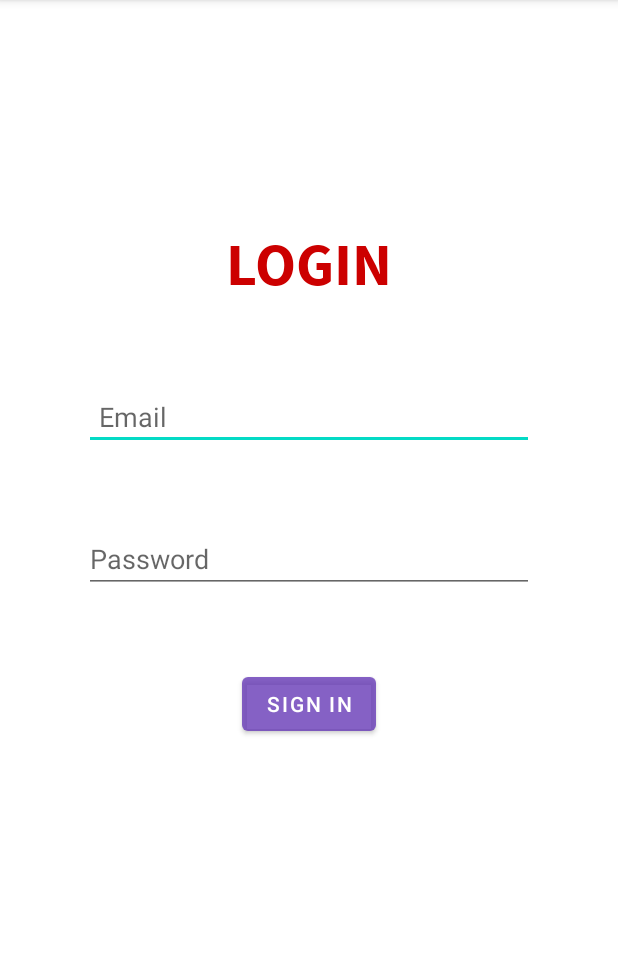
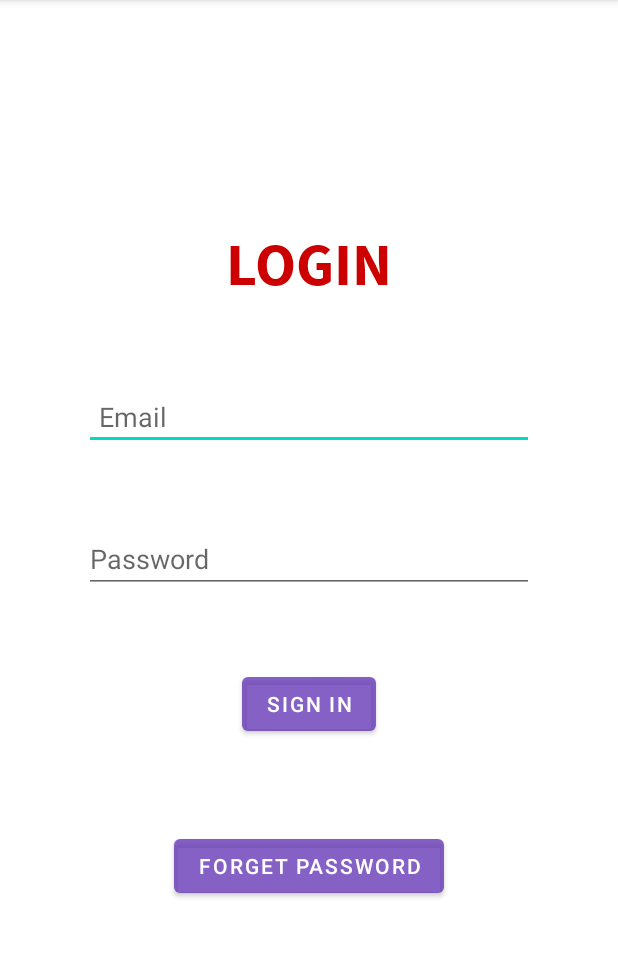
Before and after one commit to snehalgore1/Votepol, an Android app: the LoginActivity screen opened directly, with no data from a screen before it, on a phone screen of 412 x 824 dp, the part 84-1041 px from its top. Run offline under Robolectric (Android 15) with nearby library versions, the phone set to English and light mode, and no system bars; our stand-ins replace Firebase (no records; nobody signed in at launch, a user with empty details on screens opened directly).

Commit message:
Login done

```diff
--- a/app/src/main/AndroidManifest.xml
+++ b/app/src/main/AndroidManifest.xml
@@ -9,6 +9,8 @@
         android:roundIcon="@mipmap/ic_launcher_round"
         android:supportsRtl="true"
         android:theme="@style/Theme.Votepol">
+        <activity android:name=".Home"></activity>
+        <activity android:name=".forgetpasswordActivity" />
         <activity android:name=".createActivity" />
         <activity android:name=".LoginActivity" />
         <activity android:name=".MainActivity">
--- a/app/src/main/java/com/example/votepol/LoginActivity.java
+++ b/app/src/main/java/com/example/votepol/LoginActivity.java
@@ -19,6 +19,7 @@ public class LoginActivity extends AppCompatActivity {
     EditText useremail;
     EditText userpass;
     Button userlogin;
+    Button forgetpassword;
     FirebaseAuth firebaseAuth;
 
     @Override
@@ -29,6 +30,8 @@ public class LoginActivity extends AppCompatActivity {
         useremail = findViewById(R.id.lgemail);
         userpass = findViewById(R.id.lgpass);
         userlogin = findViewById(R.id.btnsignin);
+        forgetpassword=findViewById(R.id.btnforgetpassword);
+
 
         firebaseAuth = FirebaseAuth.getInstance();
 
@@ -40,7 +43,12 @@ public class LoginActivity extends AppCompatActivity {
                     @Override
                     public void onComplete(@NonNull Task<AuthResult> task) {
                     if(task.isSuccessful()){
-                        startActivity(new Intent(LoginActivity.this,createActivity.class));
+                        if (firebaseAuth.getCurrentUser().isEmailVerified()){
+                            startActivity(new Intent(LoginActivity.this,createActivity.class));
+                        }else {
+                            Toast.makeText(LoginActivity.this, " Please check your Email for verification .",Toast.LENGTH_LONG).show();
+
+                        }
                     }
                     else{
                         Toast.makeText(LoginActivity.this,task.getException().getMessage(),Toast.LENGTH_LONG).show();
@@ -49,6 +57,12 @@ public class LoginActivity extends AppCompatActivity {
                 });
             }
         });
+        forgetpassword.setOnClickListener(new View.OnClickListener() {
+            @Override
+            public void onClick(View v) {
+                startActivity(new Intent(LoginActivity.this,forgetpasswordActivity.class));
+            }
+        });
 
     }
 }
--- a/app/src/main/res/layout/activity_login.xml
+++ b/app/src/main/res/layout/activity_login.xml
@@ -55,6 +55,17 @@
 
 
     </Button>
+    <Button
+        android:id="@+id/btnforgetpassword"
+        android:layout_width="wrap_content"
+        android:layout_height="wrap_content"
+        android:layout_gravity="center"
+        android:layout_marginTop="60dp"
+        android:text="forget password"
+        app:backgroundTint="#CC673AB7"
+
+        >
+    </Button>
 
 
 </LinearLayout>
--- a/app/src/main/res/layout/activity_main.xml
+++ b/app/src/main/res/layout/activity_main.xml
@@ -62,11 +62,14 @@
         android:layout_width="wrap_content"
         android:layout_height="wrap_content"
         android:layout_gravity="center"
-        android:layout_marginTop="50dp"
+        android:layout_marginTop="30dp"
         android:text="@string/loginname"
         app:backgroundTint="#CC673AB7"
 
         >
     </Button>
 
+
+
+
 </LinearLayout>
```
Also changed, not shown: app/src/main/java/com/example/votepol/Home.java (added, +23 -0 lines), app/src/main/java/com/example/votepol/MainActivity.java (+18 -3 lines), app/src/main/java/com/example/votepol/forgetpasswordActivity.java (added, +52 -0 lines), app/src/main/res/layout/activity_forgetpassword.xml (added, +31 -0 lines), app/src/main/res/layout/activity_home.xml (added, +9 -0 lines).
